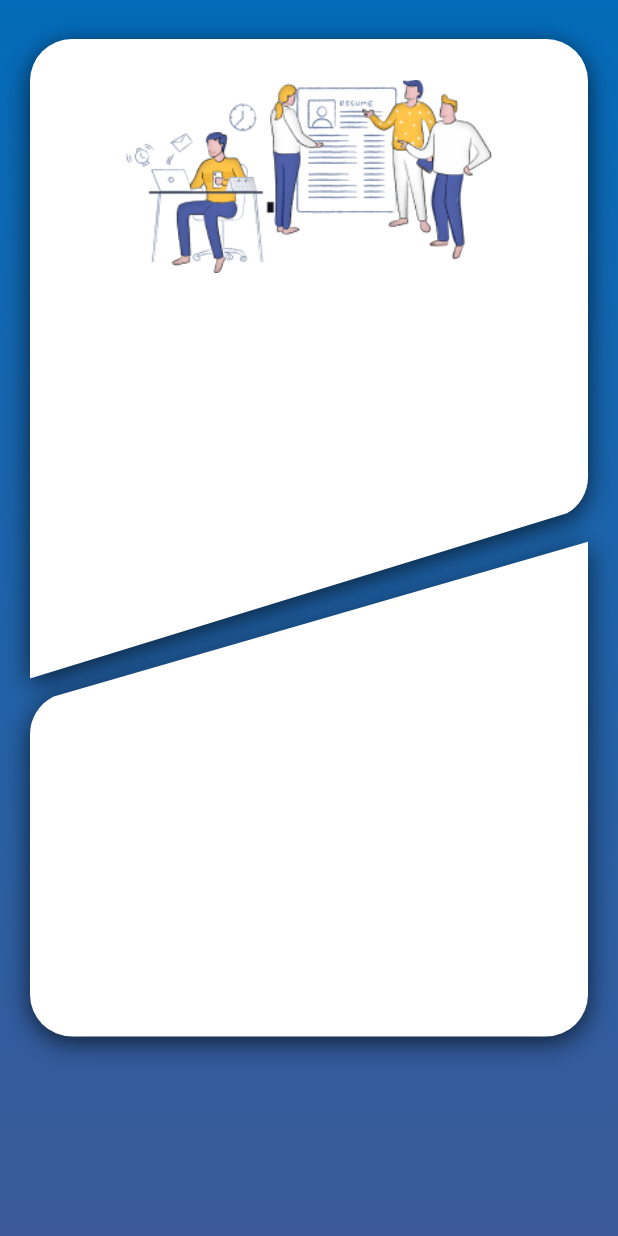
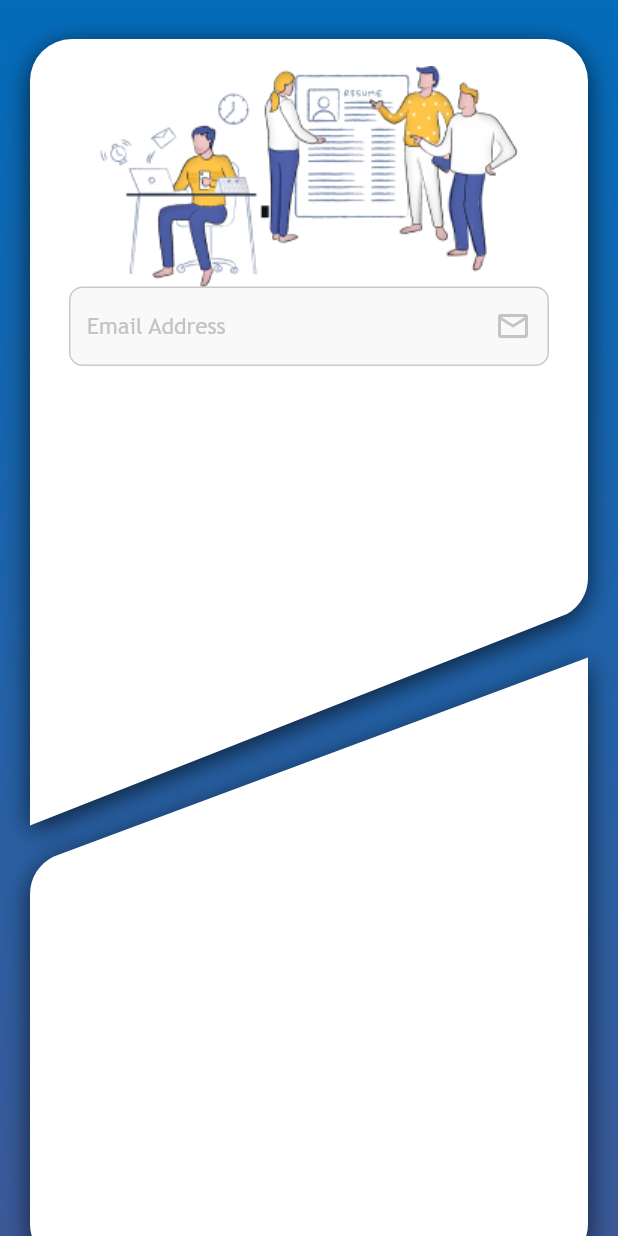
Before and after one commit to Viktor-Mudrytskyi/personal_project, a Flutter app: the screen it shows after launch, on a phone screen of 412 x 824 dp. Run offline on Flutter 3.47's test engine with Material 2 defaults, Android fonts, the light colour scheme and no system bars; our stand-ins replace dartz, firebase_auth, firebase_core, get_it; accounts and stored records are empty; statements that could not run were skipped.

Commit message:
added font

```diff
--- a/lib/core/theme/app_theme.dart
+++ b/lib/core/theme/app_theme.dart
@@ -7,5 +7,35 @@ class AppTheme {
       secondary: Color(0xff3B5998),
       shadow: Color(0xAA000000),
     ),
+    inputDecorationTheme: InputDecorationTheme(
+      enabledBorder: OutlineInputBorder(
+        borderRadius: BorderRadius.circular(9),
+        borderSide: const BorderSide(
+          color: Color(0xFFCCC9C9),
+          width: 1,
+        ),
+      ),
+      fillColor: const Color(0xFFF9F9F9),
+      filled: true,
+      focusedBorder: OutlineInputBorder(
+        borderRadius: BorderRadius.circular(9),
+        borderSide: const BorderSide(
+          color: Color(0xFFCCC9C9),
+          width: 1,
+        ),
+      ),
+      contentPadding: const EdgeInsets.only(
+        left: 12,
+        top: 17,
+        bottom: 17,
+      ),
+      hintStyle: const TextStyle(
+        fontFamily: 'Trebuc',
+        fontWeight: FontWeight.w400,
+        fontSize: 15,
+        color: Color(0xFFC4C4C4),
+      ),
+      suffixIconColor: const Color(0xFFC4C4C4),
+    ),
   );
 }
--- a/lib/features/presentation/auth/screens/login_screen.dart
+++ b/lib/features/presentation/auth/screens/login_screen.dart
@@ -25,23 +25,21 @@ class LoginScreen extends StatelessWidget {
             ],
           ),
         ),
-        child: Padding(
+        child: CustomScrollView(
+          physics: const BouncingScrollPhysics(),
+          slivers: [
+            SliverPadding(
               padding: const EdgeInsets.symmetric(
                 horizontal: kHorizontalPadding,
                 vertical: kVerticalPadding,
               ),
-          child: CustomScrollView(
-            physics: const BouncingScrollPhysics(),
-            slivers: [
-              SliverList(
+              sliver: SliverList(
                 delegate: SliverChildListDelegate(
                   [
                     CustomPaint(
                       painter: CustomShape(
-                          shadowColor: Theme.of(context).colorScheme.shadow),
-                      child: Padding(
-                        padding: const EdgeInsets.symmetric(
-                            horizontal: kInnerHorizontalPadding),
+                        shadowColor: Theme.of(context).colorScheme.shadow,
+                      ),
                       child: Column(
                         children: [
                           const SizedBox(height: 18),
@@ -50,18 +48,36 @@ class LoginScreen extends StatelessWidget {
                             fit: BoxFit.contain,
                             height: 147,
                           ),
-                            const SizedBox(height: 500),
+                          Padding(
+                            padding: const EdgeInsets.symmetric(
+                              horizontal: kInnerHorizontalPadding,
+                            ),
+                            child: Column(
+                              children: [
+                                TextFormField(
+                                  decoration: const InputDecoration(
+                                    hintText: 'Email Address',
+                                    suffixIcon: Icon(
+                                      Icons.mail_outline,
+                                      size: 24,
+                                    ),
+                                    isDense: true,
+                                  ),
+                                ),
+                                const SizedBox(height: 600),
                               ],
                             ),
                           ),
+                        ],
+                      ),
                     ),
                   ],
+                ),
               ),
             )
           ],
         ),
       ),
-      ),
     );
   }
 }
--- a/lib/features/presentation/basic_widgets/app_text_field.dart
+++ b/lib/features/presentation/basic_widgets/app_text_field.dart
@@ -6,7 +6,14 @@ class AppTextField extends StatelessWidget {
   @override
   Widget build(BuildContext context) {
     return TextFormField(
-      decoration: InputDecoration(),
+      decoration: InputDecoration(
+          enabledBorder: OutlineInputBorder(
+        borderRadius: BorderRadius.circular(9),
+        borderSide: const BorderSide(
+          color: Colors.red,
+          width: 1,
+        ),
+      )),
     );
   }
 }
```
Also changed, not shown: pubspec.yaml (+8 -0 lines), assets/fonts/Trebuchet MS/Trebuchet-MS-Italic.ttf (added), assets/fonts/Trebuchet MS/trebuc.ttf (added). Lines whose indentation alone changed are shown as unchanged.
